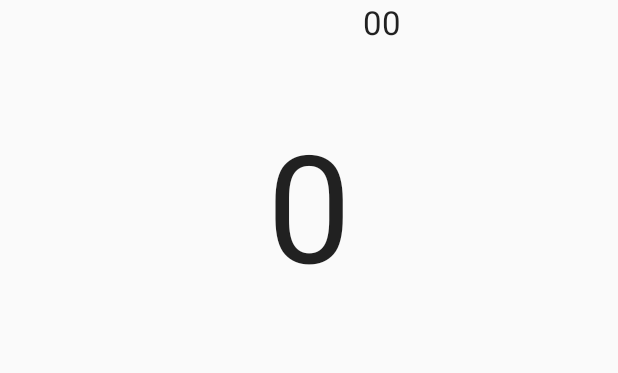
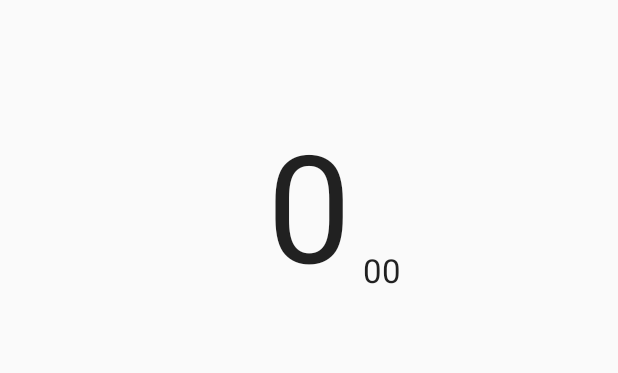
Before and after one commit to hoonkk/KotlinProjects, an Android app: the layout activity_main.xml on its own in the app's theme, with its tools: preview values and no code run, on a phone screen of 412 x 824 dp. Shown: the top 373 px of the screen. Run offline under Robolectric (Android 15) with nearby library versions, the phone set to English and light mode, and no system bars.

```diff
--- a/2. 스톱워치/StopWatch/app/src/main/java/com/example/stopwatch/MainActivity.kt
+++ b/2. 스톱워치/StopWatch/app/src/main/java/com/example/stopwatch/MainActivity.kt
@@ -2,11 +2,52 @@ package com.example.stopwatch
 
 import android.support.v7.app.AppCompatActivity
 import android.os.Bundle
+import kotlinx.android.synthetic.main.activity_main.*
+import java.util.*
+import kotlin.concurrent.timer
 
 class MainActivity : AppCompatActivity() {
+
+    private var time = 0; // 시간 계산 변수
+    private var timerTask: Timer? = null; // Null 허용 Timer 타입 변수
+    private var isRunning = false; // 현재 실행 중인지
 
     override fun onCreate(savedInstanceState: Bundle?) {
         super.onCreate(savedInstanceState)
         setContentView(R.layout.activity_main)
+
+        fab.setOnClickListener{
+            isRunning = !isRunning // 실행 중인 것을 일시정지하고
+
+            if(isRunning) // 타이머의 상태에 따라 시작 / 일시중지 결정
+            {
+                start()
+            } else {
+                pause()
+            }
+        }
     }
+
+    private fun start() {
+        fab.setImageResource(R.drawable.ic_pause_black_24dp)
+
+        timerTask = timer(period = 10) {
+            time++
+            val sec = time / 100
+            val milli = time % 100
+            runOnUiThread {
+                if (isRunning) {
+                    secTextView.text = "$sec"
+                    milliTextView.text = "$milli"
+                }
+            }
+        }
+    }
+
+    private fun pause() // 일시정지
+    {
+        fab.setImageResource(R.drawable.ic_play_arrow_black_24dp)
+        timerTask?.cancel() // 실행중인 타이머가 있다면 취소시킨다
+    }
+
 }
--- a/2. 스톱워치/StopWatch/app/src/main/res/layout/activity_main.xml
+++ b/2. 스톱워치/StopWatch/app/src/main/res/layout/activity_main.xml
@@ -16,11 +16,12 @@
             app:layout_constraintVertical_bias="0.100000024"/>
     <TextView
             android:text="00"
-            android:layout_width="wrap_content"
-            android:layout_height="wrap_content" tools:layout_editor_absoluteY="139dp"
+            android:layout_width="28dp"
+            android:layout_height="29dp"
             android:id="@+id/milliTextView"
             android:textAppearance="@style/TextAppearance.AppCompat.Large" android:layout_marginLeft="8dp"
-            android:layout_marginStart="8dp" app:layout_constraintStart_toEndOf="@+id/secTextView"/>
+            android:layout_marginStart="8dp" app:layout_constraintStart_toEndOf="@+id/secTextView"
+            android:layout_marginBottom="8dp" app:layout_constraintBottom_toBottomOf="@+id/secTextView"/>
     <android.support.design.widget.FloatingActionButton
             android:layout_width="wrap_content"
             android:layout_height="wrap_content"
```
